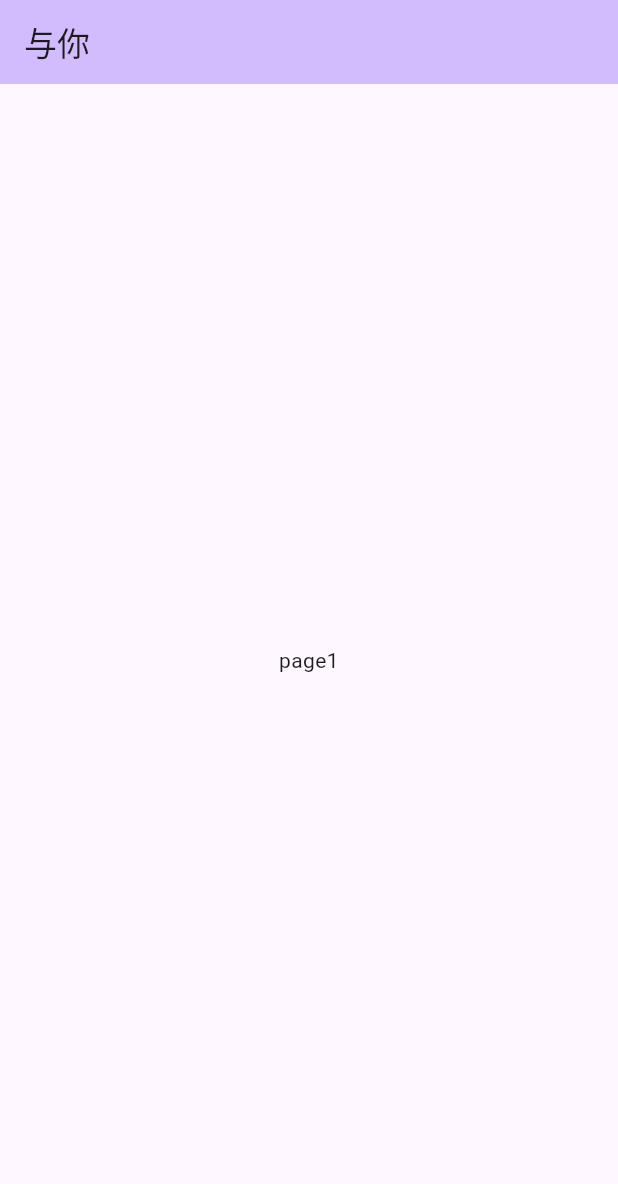
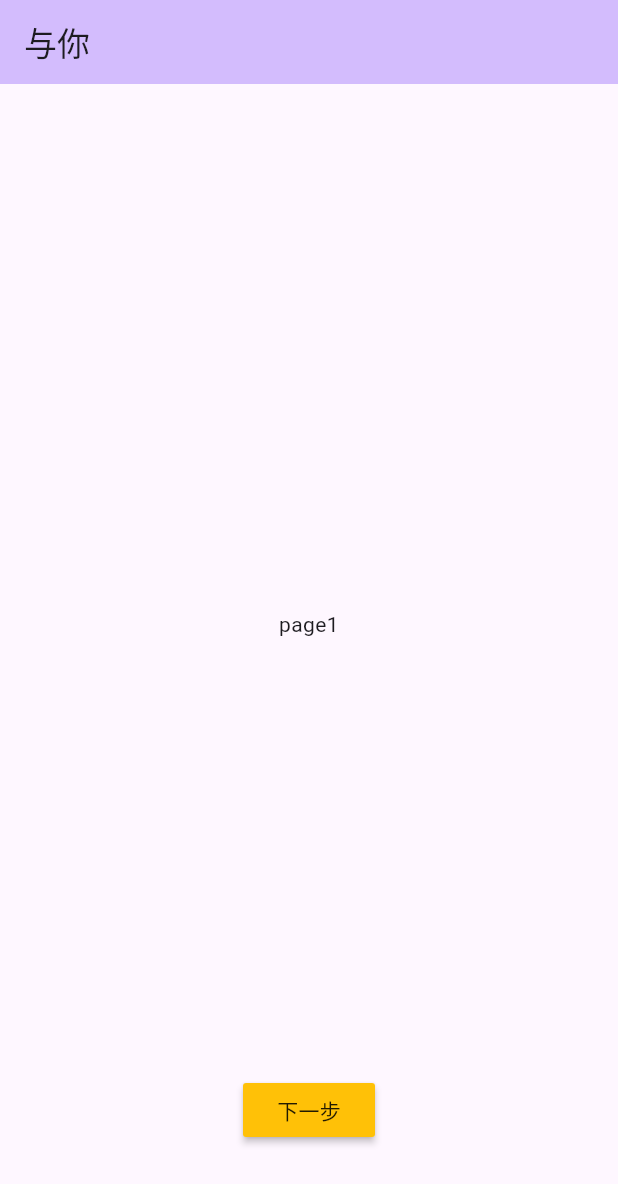
Before and after one commit to zhangshiye19/yuni, a Flutter app: the screen it shows after launch, on a phone screen of 412 x 824 dp. Shown: the top 1184 px of the screen. Run offline on Flutter 3.47's test engine with Material 3 defaults, Android fonts, the phone set to English and light mode, and no system bars; our stand-ins replace flutter_svg.

Commit message:
走马灯初稿

```diff
--- a/lib/main.dart
+++ b/lib/main.dart
@@ -2,6 +2,7 @@
 import 'package:yuni/pages/carousel/carousel.dart';
 import 'package:yuni/pages/carousel/pagesimple.dart';
 import 'package:yuni/pages/onboarding/startpage.dart';
+import 'package:yuni/pages/tutorial/TutorialPage.dart';
 
 void main() {
   runApp(const MyApp());
@@ -121,14 +122,7 @@
         // the App.build method, and use it to set our appbar title.
         title: Text(widget.title),
       ),
-      body: Center(
-          // Center is a layout widget. It takes a single child and positions it
-          // in the middle of the parent.
-          child: CarouselPage(children: [
-            SimplePage(text: 'page1'),
-            SimplePage(text: 'page2')
-          ],)
-      ),
+      body: TutorialPage()
     );
   }
 }
--- /dev/null
+++ b/lib/pages/tutorial/TutorialPage.dart
@@ -0,0 +1,58 @@
+import 'package:flutter/material.dart';
+import 'package:yuni/pages/carousel/pagesimple.dart';
+
+class TutorialPage extends StatefulWidget {
+  @override
+  State<StatefulWidget> createState() {
+    return _TutorialPageState();
+  }
+}
+
+class _TutorialPageState extends State<TutorialPage> {
+  int _currentIndex = 0;
+  late PageController _controller;
+
+  @override
+  void initState() {
+    super.initState();
+    _controller = PageController();
+  }
+
+  @override
+  Widget build(BuildContext context) {
+    return Container(
+        height: double.infinity,
+        child: Column(
+          mainAxisAlignment: MainAxisAlignment.center,
+          crossAxisAlignment: CrossAxisAlignment.center,
+          children: [
+            // PageView(
+            //   controller: _controller,
+            //   children: [SimplePage(text: 'page1'), SimplePage(text: 'page2')],
+            // ),
+            Container(
+              height: 600,
+              width: double.infinity,
+              child: PageView(
+                controller: _controller,
+                reverse: false,
+                children: const [
+                  SimplePage(text: 'page1'),
+                  SimplePage(text: 'page2')
+                ],
+              ),
+            ),
+            MaterialButton(
+                color: Colors.amber,
+                child: const Text("下一步"),
+                onPressed: () {
+                  _currentIndex++;
+                  setState(() {});
+                  _controller.nextPage(
+                      duration: Duration(milliseconds: 500),
+                      curve: Curves.easeInOut);
+                })
+          ],
+        ));
+  }
+}
```
